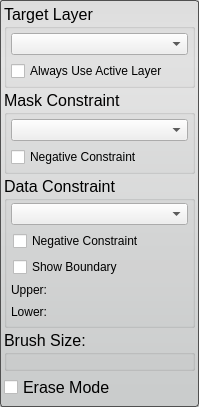
SCIInstitute/Seg3D, file src/Interface/ToolInterface/PaintToolInterface.ui: the form before one commit.
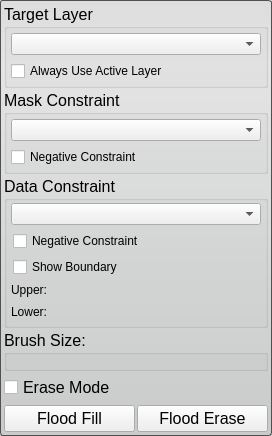
The form after the commit. Custom widgets are drawn as their Qt base class.

Commit message: Added flood fill to the paint tool. Don't render slices with width or height of 0.

The edit to the form file:
```diff
--- a/src/Interface/ToolInterface/PaintToolInterface.ui
+++ b/src/Interface/ToolInterface/PaintToolInterface.ui
@@ -6,8 +6,8 @@
    <rect>
     <x>0</x>
     <y>0</y>
-    <width>199</width>
-    <height>391</height>
+    <width>272</width>
+    <height>411</height>
    </rect>
   </property>
   <property name="sizePolicy">
@@ -354,6 +354,24 @@
      </layout>
     </widget>
    </item>
+   <item>
+    <layout class="QHBoxLayout" name="horizontalLayout_7">
+     <item>
+      <widget class="QPushButton" name="floodfill_button_">
+       <property name="text">
+        <string>Flood Fill</string>
+       </property>
+      </widget>
+     </item>
+     <item>
+      <widget class="QPushButton" name="flooderase_button_">
+       <property name="text">
+        <string>Flood Erase</string>
+       </property>
+      </widget>
+     </item>
+    </layout>
+   </item>
   </layout>
  </widget>
  <customwidgets>
```
The commit also changes 11 other files.
